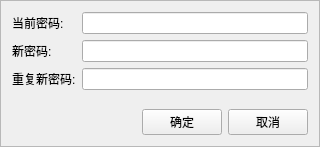
shufameng/ArchiveManager, file ArchiveManager/src/sys/changepasswordfrm.ui: the form before one commit.
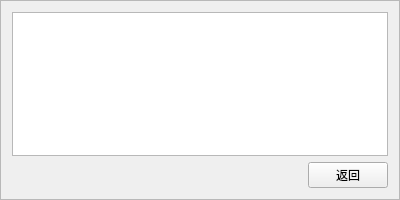
The form after the commit. The open tabs and pages were chosen to show the change.

What changed in the file:
```diff
--- a/ArchiveManager/src/sys/changepasswordfrm.ui
+++ b/ArchiveManager/src/sys/changepasswordfrm.ui
@@ -6,10 +6,16 @@
    <rect>
     <x>0</x>
     <y>0</y>
-    <width>320</width>
-    <height>147</height>
+    <width>400</width>
+    <height>200</height>
    </rect>
   </property>
+  <property name="minimumSize">
+   <size>
+    <width>400</width>
+    <height>200</height>
+   </size>
+  </property>
   <property name="windowTitle">
    <string>Frame</string>
   </property>
@@ -19,7 +25,40 @@
   <property name="frameShadow">
    <enum>QFrame::Raised</enum>
   </property>
+  <layout class="QGridLayout" name="gridLayout_3">
+   <item row="0" column="0">
+    <widget class="QStackedWidget" name="stackedWidget">
+     <property name="currentIndex">
+      <number>0</number>
+     </property>
+     <widget class="QWidget" name="page_changePasswd">
   <layout class="QGridLayout" name="gridLayout">
+       <property name="leftMargin">
+        <number>0</number>
+       </property>
+       <property name="topMargin">
+        <number>0</number>
+       </property>
+       <property name="rightMargin">
+        <number>0</number>
+       </property>
+       <property name="bottomMargin">
+        <number>0</number>
+       </property>
+       <item row="1" column="1">
+        <widget class="QLineEdit" name="lineEdit_newPasswd">
+         <property name="echoMode">
+          <enum>QLineEdit::Password</enum>
+         </property>
+        </widget>
+       </item>
+       <item row="2" column="0">
+        <widget class="QLabel" name="label_3">
+         <property name="text">
+          <string>重复新密码:</string>
+         </property>
+        </widget>
+       </item>
    <item row="4" column="0" colspan="2">
     <layout class="QHBoxLayout" name="horizontalLayout">
      <item>
@@ -74,14 +113,21 @@
      </property>
     </widget>
    </item>
-   <item row="2" column="0">
-    <widget class="QLabel" name="label_3">
-     <property name="text">
-      <string>重复新密码:</string>
+       <item row="0" column="1">
+        <widget class="QLineEdit" name="lineEdit_oldPasswd">
+         <property name="echoMode">
+          <enum>QLineEdit::Password</enum>
      </property>
     </widget>
    </item>
-   <item row="3" column="1">
+       <item row="2" column="1">
+        <widget class="QLineEdit" name="lineEdit_repeatPasswd">
+         <property name="echoMode">
+          <enum>QLineEdit::Password</enum>
+         </property>
+        </widget>
+       </item>
+       <item row="3" column="0">
     <spacer name="verticalSpacer">
      <property name="orientation">
       <enum>Qt::Vertical</enum>
@@ -96,6 +142,65 @@
    </item>
   </layout>
  </widget>
+     <widget class="QWidget" name="page_description">
+      <layout class="QGridLayout" name="gridLayout_2">
+       <property name="leftMargin">
+        <number>0</number>
+       </property>
+       <property name="topMargin">
+        <number>0</number>
+       </property>
+       <property name="rightMargin">
+        <number>0</number>
+       </property>
+       <property name="bottomMargin">
+        <number>0</number>
+       </property>
+       <item row="0" column="0" colspan="2">
+        <widget class="QTextEdit" name="textEdit_description">
+         <property name="contextMenuPolicy">
+          <enum>Qt::NoContextMenu</enum>
+         </property>
+         <property name="readOnly">
+          <bool>true</bool>
+         </property>
+        </widget>
+       </item>
+       <item row="1" column="0">
+        <spacer name="horizontalSpacer_2">
+         <property name="orientation">
+          <enum>Qt::Horizontal</enum>
+         </property>
+         <property name="sizeHint" stdset="0">
+          <size>
+           <width>291</width>
+           <height>20</height>
+          </size>
+         </property>
+        </spacer>
+       </item>
+       <item row="1" column="1">
+        <widget class="QPushButton" name="pushButton_goBack">
+         <property name="text">
+          <string>返回</string>
+         </property>
+        </widget>
+       </item>
+      </layout>
+     </widget>
+    </widget>
+   </item>
+  </layout>
+ </widget>
+ <tabstops>
+  <tabstop>lineEdit_oldPasswd</tabstop>
+  <tabstop>lineEdit_newPasswd</tabstop>
+  <tabstop>lineEdit_repeatPasswd</tabstop>
+  <tabstop>pushButton_yes</tabstop>
+  <tabstop>pushButton_cancel</tabstop>
+  <tabstop>textEdit_description</tabstop>
+  <tabstop>pushButton_goBack</tabstop>
+ </tabstops>
  <resources/>
  <connections/>
 </ui>
```
Left out of the diff: 9 changed lines with no effect on the pictures. Lines whose indentation alone changed are shown as unchanged.
